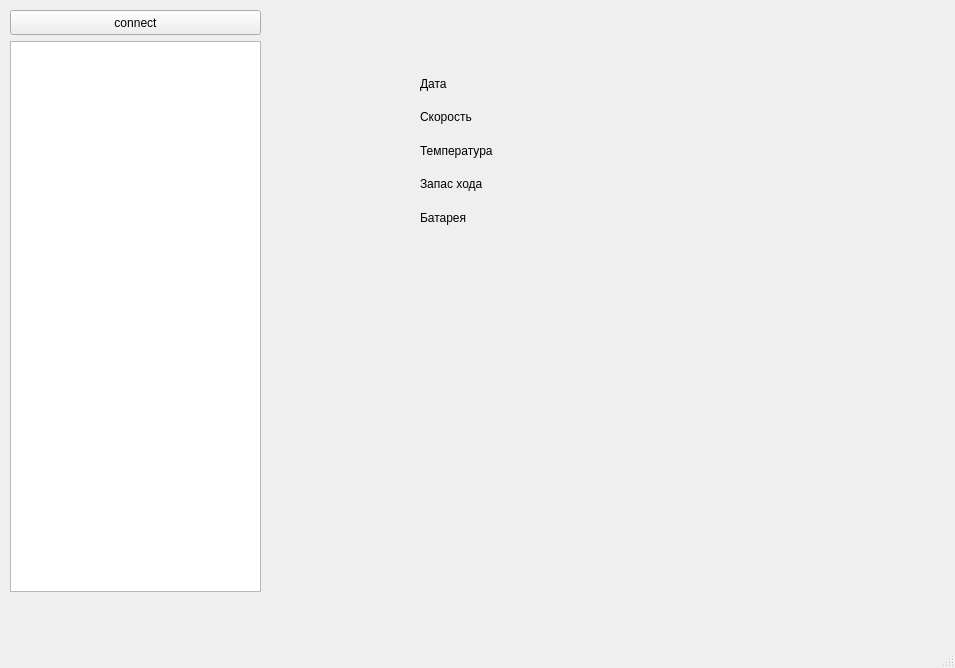
mishamashina/Client, file mainwindow.ui: the form before one commit.
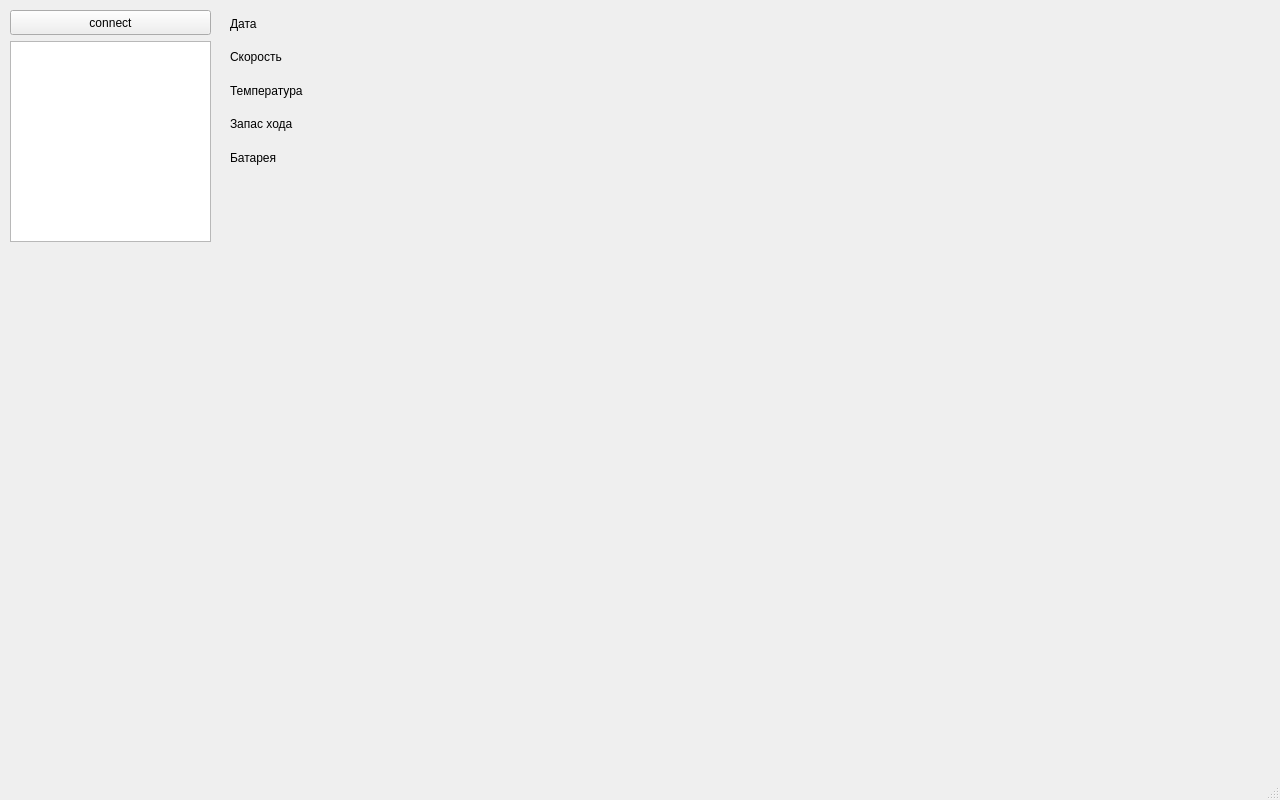
The form after the commit. Custom widgets are drawn as their Qt base class.

What changed in the file:
```diff
--- a/mainwindow.ui
+++ b/mainwindow.ui
@@ -6,8 +6,8 @@
    <rect>
     <x>0</x>
     <y>0</y>
-    <width>955</width>
-    <height>668</height>
+    <width>1280</width>
+    <height>800</height>
    </rect>
   </property>
   <property name="windowTitle">
@@ -19,7 +19,7 @@
      <rect>
       <x>10</x>
       <y>10</y>
-      <width>251</width>
+      <width>201</width>
       <height>25</height>
      </rect>
     </property>
@@ -32,16 +32,16 @@
      <rect>
       <x>10</x>
       <y>41</y>
-      <width>251</width>
-      <height>551</height>
+      <width>201</width>
+      <height>201</height>
      </rect>
     </property>
    </widget>
-   <widget class="QWidget" name="">
+   <widget class="QWidget" name="layoutWidget">
     <property name="geometry">
      <rect>
-      <x>420</x>
-      <y>70</y>
+      <x>230</x>
+      <y>10</y>
       <width>131</width>
       <height>161</height>
      </rect>
@@ -84,6 +84,49 @@
      </item>
     </layout>
    </widget>
+   <widget class="WidgetSpeed" name="widget" native="true">
+    <property name="enabled">
+     <bool>true</bool>
+    </property>
+    <property name="geometry">
+     <rect>
+      <x>373</x>
+      <y>135</y>
+      <width>533</width>
+      <height>527</height>
+     </rect>
+    </property>
+   </widget>
+   <widget class="QWidget" name="widget_2" native="true">
+    <property name="geometry">
+     <rect>
+      <x>960</x>
+      <y>312</y>
+      <width>265</width>
+      <height>257</height>
+     </rect>
+    </property>
+   </widget>
+   <widget class="WidgetCharge" name="widget_3" native="true">
+    <property name="geometry">
+     <rect>
+      <x>40</x>
+      <y>306</y>
+      <width>280</width>
+      <height>280</height>
+     </rect>
+    </property>
+   </widget>
+   <widget class="WidgetTemp" name="widget_4" native="true">
+    <property name="geometry">
+     <rect>
+      <x>480</x>
+      <y>666</y>
+      <width>320</width>
+      <height>80</height>
+     </rect>
+    </property>
+   </widget>
   </widget>
   <widget class="QMenuBar" name="menubar">
    <property name="geometry">
@@ -97,6 +140,26 @@
   </widget>
   <widget class="QStatusBar" name="statusbar"/>
  </widget>
+ <customwidgets>
+  <customwidget>
+   <class>WidgetSpeed</class>
+   <extends>QWidget</extends>
+   <header location="global">widgetspeed.h</header>
+   <container>1</container>
+  </customwidget>
+  <customwidget>
+   <class>WidgetCharge</class>
+   <extends>QWidget</extends>
+   <header location="global">widgetcharge.h</header>
+   <container>1</container>
+  </customwidget>
+  <customwidget>
+   <class>WidgetTemp</class>
+   <extends>QWidget</extends>
+   <header location="global">widgettemp.h</header>
+   <container>1</container>
+  </customwidget>
+ </customwidgets>
  <resources/>
  <connections/>
 </ui>
```
Left out of the diff: 2 changed lines with no effect on the pictures.
